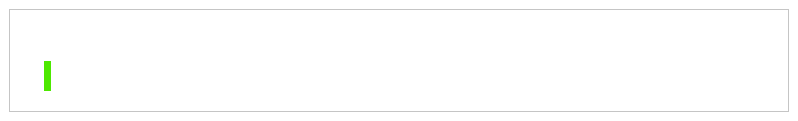
Above: archiveddoc.ui from ashraf-kx/maktaba-assistant before the change. Below: the same form after it.
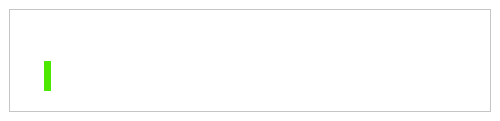
That is the form after the change. Icons and pictures are not drawn.

```diff
--- a/archiveddoc.ui
+++ b/archiveddoc.ui
@@ -6,10 +6,16 @@
    <rect>
     <x>0</x>
     <y>0</y>
-    <width>798</width>
+    <width>500</width>
     <height>121</height>
    </rect>
   </property>
+  <property name="maximumSize">
+   <size>
+    <width>500</width>
+    <height>16777215</height>
+   </size>
+  </property>
   <property name="windowTitle">
    <string>Form</string>
   </property>
```
Left out of the diff: 14 changed lines with no effect on the pictures.
